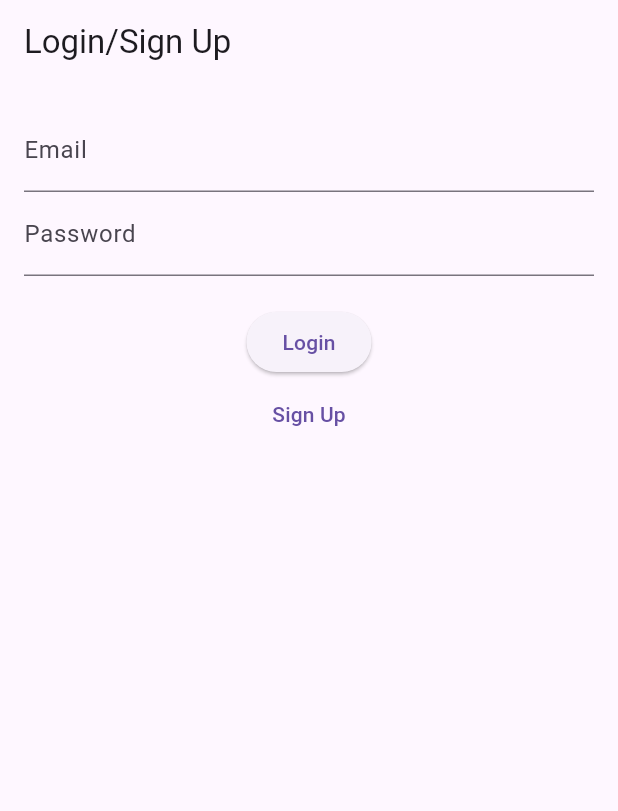
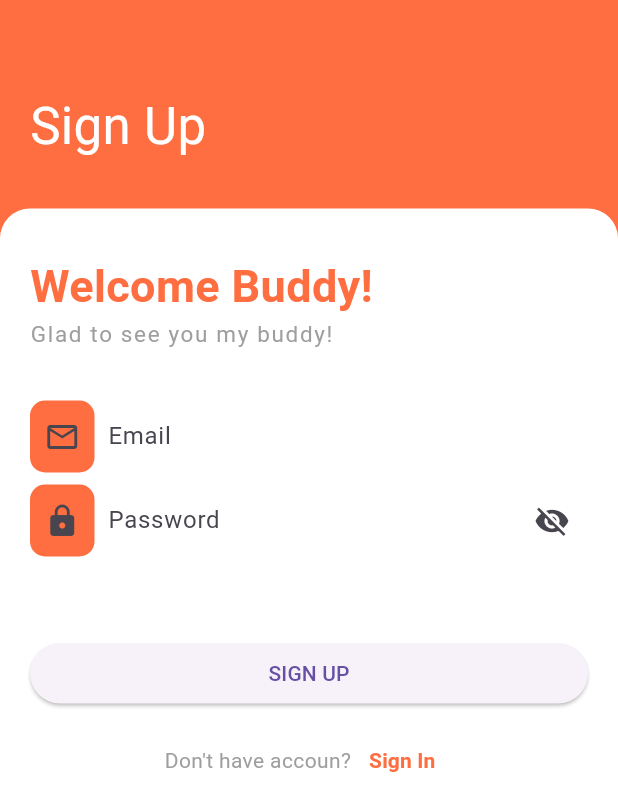
Before and after one commit to JakariaKhan-CSE/Lulu-AI-Stylist-App, a Flutter app: the screen it shows after launch, after a tap on "Sign Up", on a phone screen of 412 x 824 dp. Shown: the top 811 px of the screen. Run offline on Flutter 3.47's test engine with Material 3 defaults, Android fonts, the phone set to English and light mode, and no system bars; our stand-ins replace firebase_auth, firebase_core; accounts and stored records are empty; network calls fail.

Commit message:
added bottom nav bar also redesign login and registration screen. Working properly login and registration in firebase.

```diff
--- /dev/null
+++ b/lib/ui/login_screen.dart
@@ -0,0 +1,158 @@
+import 'package:firebase_auth/firebase_auth.dart';
+import 'package:flutter/material.dart';
+import 'package:lulu_ai_stylist/ui/registration_screen.dart';
+
+import 'bottom_nav.dart';
+
+class LoginScreen extends StatefulWidget {
+  const LoginScreen({super.key});
+
+  @override
+  State<LoginScreen> createState() => _LoginScreenState();
+}
+
+class _LoginScreenState extends State<LoginScreen> {
+  final TextEditingController emailcontroller = TextEditingController();
+  final TextEditingController passwordcontroller = TextEditingController();
+  bool secure = true;
+
+  Future<void> signIn()async{
+
+    try{
+
+      UserCredential userCredential = await FirebaseAuth.instance.signInWithEmailAndPassword(
+          email: emailcontroller.text.trim(),
+          password: passwordcontroller.text
+      );
+
+      var authCredential = userCredential.user;
+
+print(authCredential!.uid.length);
+      if(authCredential!.uid.isNotEmpty)
+      {
+
+        Navigator.pushReplacement(context ,MaterialPageRoute(builder: (_)=>BottomNavController()));
+      }
+      else{
+ScaffoldMessenger.of(context).showSnackBar(SnackBar(content: Text('Something is wrong')));
+
+      }
+    }
+    catch(e)
+    {
+      ScaffoldMessenger.of(context).showSnackBar(SnackBar(content: Text('User Not Found'),));
+      print('Eror Occureed>>> is: ${e}');
+    }
+
+  }
+
+  @override
+  Widget build(BuildContext context) {
+
+    return Scaffold(
+      backgroundColor: Colors.deepOrangeAccent,
+      body: Column(
+        crossAxisAlignment: CrossAxisAlignment.start,
+        children: [
+          const Padding(
+            padding: EdgeInsets.only(left: 20,top: 60),
+            child: Text('Sign In',style: TextStyle(color: Colors.white, fontSize: 34),),
+          ),
+          const SizedBox(height: 30,),
+          Expanded(
+            child: Container(
+
+              width: double.infinity,
+              decoration: const BoxDecoration(
+                  color: Colors.white,
+                  borderRadius: BorderRadius.only(topLeft: Radius.circular(20), topRight: Radius.circular(20))
+              ),
+              child: Padding(
+                padding: const EdgeInsets.symmetric(horizontal: 20),
+                child: ListView(
+
+                  children: [
+                    const Padding(
+                      padding: EdgeInsets.only( top: 30),
+                      child: Text('Welcome Back',style: TextStyle(color: Colors.deepOrangeAccent, fontWeight: FontWeight.bold, fontSize: 30),),
+                    ),
+                    const Text('Glad to see you back my buddy!',style: TextStyle(color: Colors.grey,fontSize: 15,letterSpacing: 1.1),),
+                    const SizedBox(height: 30,),
+                    TextFormField(
+                      controller: emailcontroller,
+                      decoration: InputDecoration(
+                          prefixIcon: Padding(
+                            padding: const EdgeInsets.only(right: 5),
+                            child: Container(
+
+                              decoration: BoxDecoration(
+                                  color: Colors.deepOrangeAccent,
+                                  borderRadius: BorderRadius.circular(10)
+                              ),
+                              child: const Icon(Icons.email_outlined),
+                            ),
+                          ),
+                          hintText: "Enter your Email",
+                          border: InputBorder.none,
+                          label: const Text('Email')
+                      ),
+                    ),
+                    TextFormField(
+                      controller: passwordcontroller,
+                      obscureText: secure,
+                      decoration: InputDecoration(
+
+
+                        prefixIcon: Padding(
+                          padding: const EdgeInsets.only(right: 5),
+                          child: Container(
+
+                            decoration: BoxDecoration(
+                                color: Colors.deepOrangeAccent,
+                                borderRadius: BorderRadius.circular(10)
+                            ),
+                            child: const Icon(Icons.lock),
+                          ),
+                        ),
+                        hintText: "Enter your Password",
+                        border: InputBorder.none,
+                        label: const Text('Password'),
+                          suffixIcon: IconButton(onPressed: (){
+
+                            setState(() {
+                              secure = !secure;
+                            });
+                          },icon:secure? const Icon(Icons.visibility_off): const Icon( Icons.visibility)),
+
+
+                      ),
+                    ),
+                    const SizedBox(height: 50,),
+                    ElevatedButton(onPressed: (){
+                      // sign in function call
+                      signIn();
+                    }, child: const Text('SIGN IN')),
+
+                    const SizedBox(height: 10,),
+                    Row(
+                      mainAxisAlignment: MainAxisAlignment.center,
+                      children: [
+                        const Text("Don't have accoun?",style: TextStyle(color: Colors.grey),),
+                        TextButton(onPressed: (){
+                          Navigator.push(context, MaterialPageRoute(builder: (_)=>const RegistrationScreen()));
+                        }, child: const Text('Sign Up',style: TextStyle(color: Colors.deepOrangeAccent,fontWeight: FontWeight.bold),))
+                      ],
+                    )
+
+
+
+                  ],
+                ),
+              ),
+            ),
+          )
+        ],
+      ),
+    );
+  }
+}
--- a/lib/ui/login_signup_screen.dart
+++ /dev/null
@@ -1,64 +0,0 @@
-import 'package:flutter/material.dart';
-import 'package:firebase_auth/firebase_auth.dart';
-
-import 'explorer_screen.dart';
-
-class LoginSignupScreen extends StatefulWidget {
-  @override
-  _LoginSignupScreenState createState() => _LoginSignupScreenState();
-}
-
-class _LoginSignupScreenState extends State<LoginSignupScreen> {
-  final _emailController = TextEditingController();
-  final _passwordController = TextEditingController();
-  final FirebaseAuth _auth = FirebaseAuth.instance;
-
-  void _login() async {
-    try {
-      // await _auth.signInWithEmailAndPassword(
-      //   email: _emailController.text,
-      //   password: _passwordController.text,
-      // );
-      Navigator.pushReplacement(
-        context,
-        MaterialPageRoute(builder: (context) => ExplorerScreen()),
-      );
-    } catch (e) {
-      print(e); // Handle errors appropriately
-    }
-  }
-
-  @override
-  Widget build(BuildContext context) {
-    return Scaffold(
-      appBar: AppBar(title: Text('Login/Sign Up')),
-      body: Padding(
-        padding: const EdgeInsets.all(16.0),
-        child: Column(
-          children: [
-            TextField(
-              controller: _emailController,
-              decoration: InputDecoration(labelText: 'Email'),
-            ),
-            TextField(
-              controller: _passwordController,
-              decoration: InputDecoration(labelText: 'Password'),
-              obscureText: true,
-            ),
-            SizedBox(height: 20),
-            ElevatedButton(
-              onPressed: _login,
-              child: Text('Login'),
-            ),
-            TextButton(
-              onPressed: () {
-                // Navigate to sign-up screen
-              },
-              child: Text('Sign Up'),
-            ),
-          ],
-        ),
-      ),
-    );
-  }
-}
--- /dev/null
+++ b/lib/ui/registration_screen.dart
@@ -0,0 +1,159 @@
+import 'package:firebase_auth/firebase_auth.dart';
+import 'package:flutter/material.dart';
+import 'package:lulu_ai_stylist/ui/bottom_nav.dart';
+
+import 'login_screen.dart';
+
+class RegistrationScreen extends StatefulWidget {
+  const RegistrationScreen({super.key});
+
+  @override
+  State<RegistrationScreen> createState() => _RegistrationScreenState();
+}
+
+class _RegistrationScreenState extends State<RegistrationScreen> {
+  final TextEditingController emailcontroller = TextEditingController();
+  final TextEditingController passwordcontroller = TextEditingController();
+  bool secure = true;
+
+  Future<void> signUp()async{
+
+    try{
+
+      UserCredential userCredential = await FirebaseAuth.instance.createUserWithEmailAndPassword(
+          email: emailcontroller.text.trim(),
+          password: passwordcontroller.text
+      );
+
+      var authCredential = userCredential.user;
+
+
+      if(authCredential!.uid.isNotEmpty)
+      {
+
+        Navigator.pushReplacement(context, MaterialPageRoute(builder: (_)=>BottomNavController()));
+      }
+      else{
+        ScaffoldMessenger.of(context).showSnackBar(SnackBar(content: Text('Something is wrong')));
+
+      }
+    }
+    catch(e)
+    {
+      ScaffoldMessenger.of(context).showSnackBar(SnackBar(content: Text('User Create Failed'),));
+      print('Eror Occureed>>> is: ${e}');
+    }
+
+  }
+
+  @override
+  Widget build(BuildContext context) {
+
+    return Scaffold(
+      backgroundColor: Colors.deepOrangeAccent,
+      body: Column(
+        crossAxisAlignment: CrossAxisAlignment.start,
+        children: [
+          const Padding(
+            padding: EdgeInsets.only(left: 20,top: 60),
+            child: Text('Sign Up',style: TextStyle(color: Colors.white, fontSize: 34),),
+          ),
+          const SizedBox(height: 30,),
+          Expanded(
+            child: Container(
+
+              width: double.infinity,
+              decoration: const BoxDecoration(
+                  color: Colors.white,
+                  borderRadius: BorderRadius.only(topLeft: Radius.circular(20), topRight: Radius.circular(20))
+              ),
+              child: Padding(
+                padding: const EdgeInsets.symmetric(horizontal: 20),
+                child: ListView(
+
+                  children: [
+                    const Padding(
+                      padding: EdgeInsets.only( top: 30),
+                      child: Text('Welcome Buddy!',style: TextStyle(color: Colors.deepOrangeAccent, fontWeight: FontWeight.bold, fontSize: 30),),
+                    ),
+                    const Text('Glad to see you my buddy!',style: TextStyle(color: Colors.grey,fontSize: 15,letterSpacing: 1.1),),
+                    const SizedBox(height: 30,),
+                    TextFormField(
+                      controller: emailcontroller,
+                      decoration: InputDecoration(
+                          prefixIcon: Padding(
+                            padding: const EdgeInsets.only(right: 5),
+                            child: Container(
+
+                              decoration: BoxDecoration(
+                                  color: Colors.deepOrangeAccent,
+                                  borderRadius: BorderRadius.circular(10)
+                              ),
+                              child: const Icon(Icons.email_outlined),
+                            ),
+                          ),
+                          hintText: "Enter your Email",
+                          border: InputBorder.none,
+                          label: const Text('Email')
+                      ),
+                    ),
+
+                    TextFormField(
+                      controller: passwordcontroller,
+                      obscureText: secure,
+
+                      decoration: InputDecoration(
+
+
+                        prefixIcon: Padding(
+                          padding: const EdgeInsets.only(right: 5),
+                          child: Container(
+
+                            decoration: BoxDecoration(
+                                color: Colors.deepOrangeAccent,
+                                borderRadius: BorderRadius.circular(10)
+                            ),
+                            child: const Icon(Icons.lock),
+                          ),
+                        ),
+                        hintText: "Enter your Password",
+                        border: InputBorder.none,
+                        label: const Text('Password'),
+                        suffixIcon: IconButton(onPressed: (){
+
+                          setState(() {
+                            secure = !secure;
+                          });
+                        },icon:secure? const Icon(Icons.visibility_off): const Icon( Icons.visibility)),
+
+
+                      ),
+                    ),
+                    const SizedBox(height: 50,),
+                    ElevatedButton(onPressed: (){
+                      // sign up function call
+                      signUp();
+                    }, child: const Text('SIGN UP')),
+                    const SizedBox(height: 10,),
+                    Row(
+                      mainAxisAlignment: MainAxisAlignment.center,
+                      children: [
+                        const Text("Don't have accoun?",style: TextStyle(color: Colors.grey),),
+                        TextButton(onPressed: (){
+                          Navigator.push(context, MaterialPageRoute(builder: (_)=>const LoginScreen()));
+                        }, child: const Text('Sign In',style: TextStyle(color: Colors.deepOrangeAccent,fontWeight: FontWeight.bold),))
+                      ],
+                    )
+
+
+
+                  ],
+                ),
+              ),
+            ),
+          )
+        ],
+      ),
+    );
+  }
+}
--- a/lib/ui/splash_screen.dart
+++ b/lib/ui/splash_screen.dart
@@ -1,6 +1,6 @@
 import 'package:flutter/material.dart';
 
-import 'login_signup_screen.dart';
+import 'login_screen.dart';
 
 
 class SplashScreen extends StatelessWidget {
@@ -9,7 +9,7 @@ class SplashScreen extends StatelessWidget {
     Future.delayed(Duration(seconds: 2), () {
       Navigator.pushReplacement(
         context,
-        MaterialPageRoute(builder: (context) => LoginSignupScreen()),
+        MaterialPageRoute(builder: (context) => LoginScreen()),
       );
     });
 
```
Also changed, not shown: lib/ui/bottom_nav.dart (added, +48 -0 lines), 1 other file.
